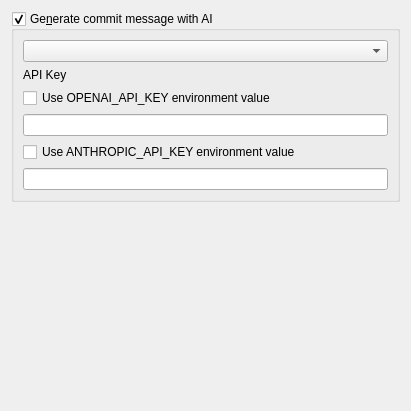
soramimi/Guitar, file src/SettingAiForm.ui: the form before one commit.
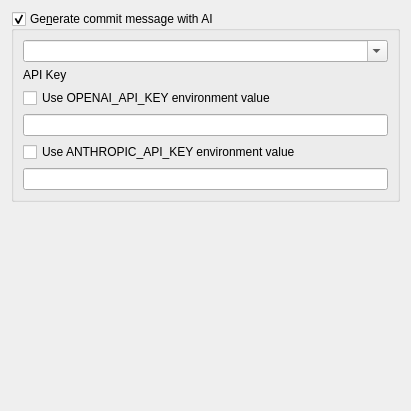
The form after the commit.

```diff
--- a/src/SettingAiForm.ui
+++ b/src/SettingAiForm.ui
@@ -24,7 +24,11 @@
      </property>
      <layout class="QVBoxLayout" name="verticalLayout">
       <item>
-       <widget class="QComboBox" name="comboBox_ai_model"/>
+       <widget class="QComboBox" name="comboBox_ai_model">
+        <property name="editable">
+         <bool>true</bool>
+        </property>
+       </widget>
       </item>
       <item>
        <widget class="QLabel" name="label">
```
